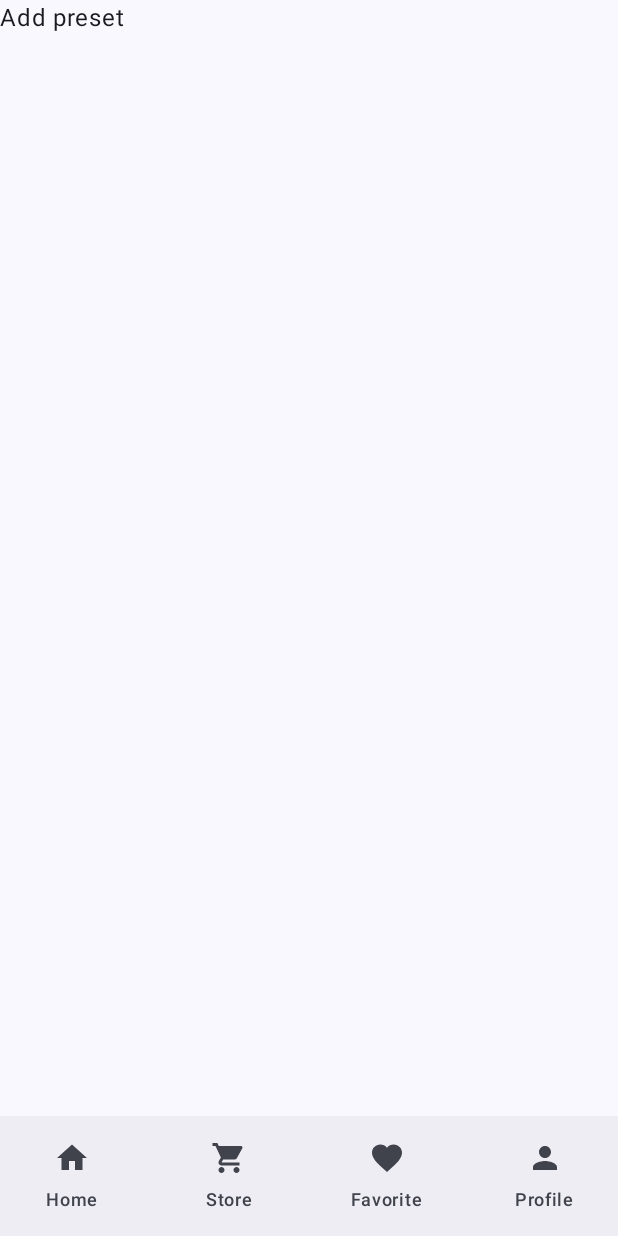
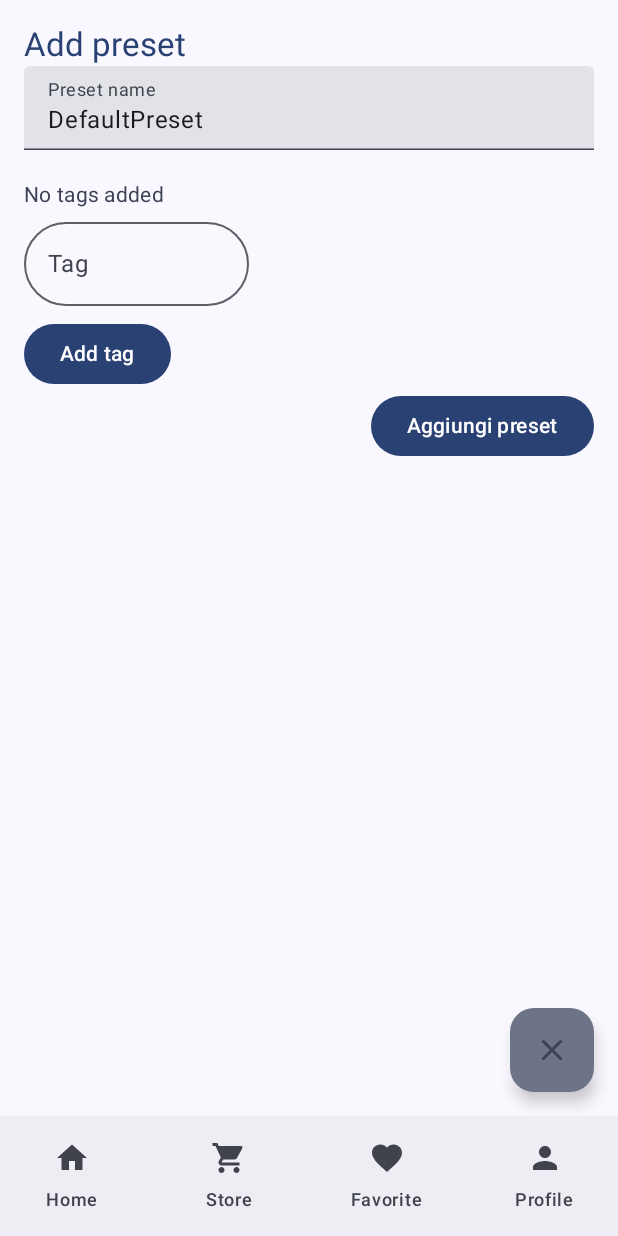
Before and after one commit to Ricxel/Clairaud, an Android app built with Jetpack Compose: the StoreScreen screen opened through its navigation route, after a tap on "Small floating action button.", on a phone screen of 412 x 824 dp. Run offline under Robolectric (Android 15) with nearby library versions, the phone set to English and light mode, and no system bars.

Commit message:
Sviluppa pagina di add preset

```diff
--- a/app/src/main/java/com/omasba/clairaud/components/UserRepo.kt
+++ b/app/src/main/java/com/omasba/clairaud/components/UserRepo.kt
@@ -5,6 +5,7 @@ import com.omasba.clairaud.model.Tag
 import com.omasba.clairaud.model.User
 import kotlinx.coroutines.flow.MutableStateFlow
 import kotlinx.coroutines.flow.asStateFlow
+import kotlinx.coroutines.flow.update
 
 object UserRepo {
     var currentUser: User = User(
@@ -34,16 +35,18 @@ object UserRepo {
         return _favPresets.value.contains(id);
     }
     fun addFavorite(id: Int){
-        val tmp = mutableSetOf<Int>()
-        tmp.addAll(_favPresets.value)
-        tmp.add(id)
-        _favPresets.value = tmp
+//        val tmp = mutableSetOf<Int>()
+//        tmp.addAll(_favPresets.value)
+//        tmp.add(id)
+//        _favPresets.value = tmp
+        _favPresets.update { it + id }
     }
     fun removeFavorite(id: Int){
-        val tmp = mutableSetOf<Int>()
-        tmp.addAll(_favPresets.value)
-        tmp.remove(id)
-        _favPresets.value = tmp
+//        val tmp = mutableSetOf<Int>()
+//        tmp.addAll(_favPresets.value)
+//        tmp.remove(id)
+//        _favPresets.value = tmp
+        _favPresets.update { it - id }
     }
     init {
     }
--- a/app/src/main/java/com/omasba/clairaud/model/EqPreset.kt
+++ b/app/src/main/java/com/omasba/clairaud/model/EqPreset.kt
@@ -2,8 +2,8 @@ package com.omasba.clairaud.model
 
 import java.lang.reflect.Constructor
 
-class EqPreset(
-    var tags: MutableSet<Tag> = mutableSetOf(),
+data class EqPreset(
+    var tags: Set<Tag> = emptySet(),
     var name: String = "DefaultPreset",
     var bands: ArrayList<Pair<Int,Short>> = arrayListOf( //default preset
         Pair(60, 0),
@@ -16,8 +16,4 @@ class EqPreset(
     ),
     var author: String = "",
     val id: Int = -1
-) {
-    fun addTag(tag: String){
-        tags.add(Tag(name = tag))
-    }
-}
+)
--- a/app/src/main/java/com/omasba/clairaud/ui/AddPresetScreen.kt
+++ b/app/src/main/java/com/omasba/clairaud/ui/AddPresetScreen.kt
@@ -1,9 +1,134 @@
 package com.omasba.clairaud.ui
 
+import androidx.compose.foundation.background
+import androidx.compose.foundation.layout.Arrangement
+import androidx.compose.foundation.layout.Box
+import androidx.compose.foundation.layout.Column
+import androidx.compose.foundation.layout.Row
+import androidx.compose.foundation.layout.Spacer
+import androidx.compose.foundation.layout.fillMaxSize
+import androidx.compose.foundation.layout.fillMaxWidth
+import androidx.compose.foundation.layout.height
+import androidx.compose.foundation.layout.padding
+import androidx.compose.foundation.layout.width
+import androidx.compose.foundation.shape.RoundedCornerShape
+import androidx.compose.material.icons.Icons
+import androidx.compose.material.icons.filled.Close
+import androidx.compose.material.icons.filled.ShoppingCart
+import androidx.compose.material3.Button
+import androidx.compose.material3.LocalTextStyle
+import androidx.compose.material3.MaterialTheme
+import androidx.compose.material3.OutlinedTextField
 import androidx.compose.material3.Text
+import androidx.compose.material3.TextField
 import androidx.compose.runtime.Composable
+import androidx.compose.runtime.collectAsState
+import androidx.compose.runtime.getValue
+import androidx.compose.runtime.mutableStateOf
+import androidx.compose.runtime.remember
+import androidx.compose.runtime.setValue
+import androidx.compose.ui.Alignment
+import androidx.compose.ui.Modifier
+import androidx.compose.ui.tooling.preview.Preview
+import androidx.compose.ui.unit.dp
+import androidx.compose.ui.unit.sp
+import androidx.navigation.NavHostController
+import androidx.navigation.compose.rememberNavController
+import com.omasba.clairaud.components.StoreRepo
+import com.omasba.clairaud.model.Tag
+import com.omasba.clairaud.ui.components.BottomNavItem
+import com.omasba.clairaud.ui.components.store.FloatingButton
+import com.omasba.clairaud.ui.components.store.TagList
+import com.omasba.clairaud.ui.models.AddPresetViewModel
 
 @Composable
-fun AddPresetScreen(){
-    Text("Add preset")
+fun AddPresetScreen(viewModel: AddPresetViewModel, navController: NavHostController){
+    val eqPreset by viewModel.eqPreset.collectAsState()
+    var tagInput by remember { mutableStateOf("") }
+    Box (
+        modifier = Modifier
+            .fillMaxSize()
+    ){
+        Column (
+            modifier = Modifier
+                .fillMaxSize()
+                .padding(16.dp)
+        ){
+            Text(
+                text = "Add preset",
+                style = MaterialTheme.typography.titleLarge,
+                color = MaterialTheme.colorScheme.primary
+            )
+            //area dell'eq
+            //TODO
+
+            //area per le altre info del preset
+            TextField(
+                value = eqPreset.name,
+                onValueChange = {viewModel.updatePresetName(it)},
+                label = {Text("Preset name")},
+                modifier = Modifier.fillMaxWidth()
+            )
+            Spacer(
+                modifier = Modifier
+                    .height(20.dp)
+            )
+            if(eqPreset.tags.isEmpty())
+                Text(
+                    text = "No tags added",
+                    style = MaterialTheme.typography.bodyMedium,
+                    color = MaterialTheme.colorScheme.secondary
+                )
+            TagList(eqPreset.tags)
+            OutlinedTextField(
+                value = tagInput,
+                onValueChange = { tagInput = it },
+                label = { Text("Tag") },
+                shape = RoundedCornerShape(30.dp),
+                singleLine = true,
+                textStyle = LocalTextStyle.current.copy(fontSize = 14.sp),
+                modifier = Modifier
+                    .width(150.dp)
+            )
+            Spacer(
+                modifier = Modifier.height(8.dp)
+            )
+            Button(
+                onClick = {viewModel.addTag(Tag(name = tagInput))},
+            ) {
+                Text("Add tag")
+            }
+            Row (
+                modifier = Modifier
+                    .fillMaxWidth(),
+                horizontalArrangement = Arrangement.End
+            ){
+                Button(
+                    onClick = {
+                    TODO()
+                }) {
+                    Text(text = "Aggiungi preset")
+                }
+            }
+
+        }
+        FloatingButton(
+            modifier = Modifier
+                .align(Alignment.BottomEnd)
+                .padding(16.dp),
+            icon = Icons.Filled.Close
+        )
+        {
+            navController.navigate(BottomNavItem.Store.route)
+        }
+
+    }
 }
+
+@Composable
+@Preview(
+    showBackground = true
+)
+fun AddPresetScreenPreview(){
+    AddPresetScreen(AddPresetViewModel(), rememberNavController())
+}
--- a/app/src/main/java/com/omasba/clairaud/ui/MainScreen.kt
+++ b/app/src/main/java/com/omasba/clairaud/ui/MainScreen.kt
@@ -9,7 +9,6 @@ import androidx.compose.material3.NavigationBarItemColors
 import androidx.compose.material3.Scaffold
 import androidx.compose.material3.Text
 import androidx.compose.runtime.Composable
-import androidx.compose.runtime.currentComposer
 import androidx.compose.runtime.getValue
 import androidx.compose.ui.Modifier
 import androidx.compose.ui.tooling.preview.Preview
@@ -18,12 +17,14 @@ import androidx.navigation.compose.composable
 import androidx.navigation.compose.currentBackStackEntryAsState
 import androidx.navigation.compose.rememberNavController
 import com.omasba.clairaud.ui.components.BottomNavItem
-import com.omasba.clairaud.ui.models.PresetListViewModel
+import com.omasba.clairaud.ui.models.AddPresetViewModel
+import com.omasba.clairaud.ui.models.StoreViewModel
 
 @Composable
 fun MainScreen() {
     val navController = rememberNavController()
-    val presetListViewModel = PresetListViewModel()
+    val storeViewModel = StoreViewModel()
+    val addPresetViewModel = AddPresetViewModel()
     val items = listOf(
         BottomNavItem.Home,
         BottomNavItem.Store,
@@ -71,11 +72,11 @@ fun MainScreen() {
             modifier = Modifier.padding(innerPadding)
         ) {
             composable(BottomNavItem.Home.route) { EqScreen() }
-            composable(BottomNavItem.Store.route) { StoreScreen(viewModel = presetListViewModel, navController = navController) }
+            composable(BottomNavItem.Store.route) { StoreScreen(viewModel = storeViewModel, navController = navController) }
             composable(BottomNavItem.Downloads.route) { Text("Downloads") }
             composable(BottomNavItem.Profile.route) { Text("Profilo") }
             //add preset
-            composable("addPreset"){ AddPresetScreen() }
+            composable("addPreset"){ AddPresetScreen(viewModel = addPresetViewModel, navController = navController) }
         }
     }
 }
--- a/app/src/main/java/com/omasba/clairaud/ui/StoreScreen.kt
+++ b/app/src/main/java/com/omasba/clairaud/ui/StoreScreen.kt
@@ -1,11 +1,8 @@
 package com.omasba.clairaud.ui
 
-import android.util.Log
 import androidx.compose.foundation.layout.Box
 import androidx.compose.foundation.layout.Column
-import androidx.compose.foundation.layout.Row
 import androidx.compose.foundation.layout.fillMaxSize
-import androidx.compose.foundation.layout.fillMaxWidth
 import androidx.compose.foundation.layout.padding
 import androidx.compose.runtime.Composable
 import androidx.compose.ui.Alignment
@@ -14,13 +11,12 @@ import androidx.compose.ui.tooling.preview.Preview
 import androidx.compose.ui.unit.dp
 import androidx.navigation.NavHostController
 import androidx.navigation.compose.rememberNavController
-import com.omasba.clairaud.ui.components.BottomNavItem
 import com.omasba.clairaud.ui.components.store.FloatingButton
 import com.omasba.clairaud.ui.components.store.SearchablePresetList
-import com.omasba.clairaud.ui.models.PresetListViewModel
+import com.omasba.clairaud.ui.models.StoreViewModel
 
 @Composable
-fun StoreScreen(viewModel: PresetListViewModel, navController: NavHostController){
+fun StoreScreen(viewModel: StoreViewModel, navController: NavHostController){
     Box(modifier = Modifier.fillMaxSize()) {
         Column(modifier = Modifier.fillMaxSize()) {
             SearchablePresetList(viewModel = viewModel)
@@ -41,6 +37,6 @@ fun StoreScreen(viewModel: PresetListViewModel, navController: NavHostController
     showBackground = true
 )
 fun StoreScreenPreview(){
-    val viewModel = PresetListViewModel()
+    val viewModel = StoreViewModel()
     StoreScreen(viewModel = viewModel, navController = rememberNavController())
 }
--- a/app/src/main/java/com/omasba/clairaud/ui/components/store/FloatingButton.kt
+++ b/app/src/main/java/com/omasba/clairaud/ui/components/store/FloatingButton.kt
@@ -7,15 +7,16 @@ import androidx.compose.material3.Icon
 import androidx.compose.material3.MaterialTheme
 import androidx.compose.runtime.Composable
 import androidx.compose.ui.Modifier
+import androidx.compose.ui.graphics.vector.ImageVector
 
 @Composable
-fun FloatingButton(modifier: Modifier,onClick: () -> Unit) {
+fun FloatingButton(modifier: Modifier = Modifier, icon: ImageVector = Icons.Filled.Add, onClick: () -> Unit) {
     FloatingActionButton(
         modifier = modifier,
         onClick = { onClick() },
         containerColor = MaterialTheme.colorScheme.secondaryContainer,
         contentColor = MaterialTheme.colorScheme.secondary
     ) {
-        Icon(Icons.Filled.Add, "Small floating action button.")
+        Icon(icon, "Small floating action button.")
     }
 }
--- a/app/src/main/java/com/omasba/clairaud/ui/components/store/SearchablePresetList.kt
+++ b/app/src/main/java/com/omasba/clairaud/ui/components/store/SearchablePresetList.kt
@@ -8,13 +8,11 @@ import androidx.compose.foundation.layout.fillMaxWidth
 import androidx.compose.foundation.layout.padding
 import androidx.compose.foundation.lazy.LazyColumn
 import androidx.compose.foundation.lazy.items
-import androidx.compose.foundation.shape.RoundedCornerShape
 import androidx.compose.material.icons.Icons
 import androidx.compose.material.icons.filled.Search
 import androidx.compose.material3.ExperimentalMaterial3Api
 import androidx.compose.material3.Icon
 import androidx.compose.material3.MaterialTheme
-import androidx.compose.material3.OutlinedTextField
 import androidx.compose.material3.SearchBar
 import androidx.compose.material3.Text
 import androidx.compose.runtime.Composable
@@ -27,12 +25,11 @@ import androidx.compose.ui.Modifier
 import androidx.compose.ui.text.style.TextAlign
 import androidx.compose.ui.unit.dp
 import androidx.lifecycle.viewmodel.compose.viewModel
-import com.omasba.clairaud.components.StoreRepo
-import com.omasba.clairaud.ui.models.PresetListViewModel
+import com.omasba.clairaud.ui.models.StoreViewModel
 
 @OptIn(ExperimentalMaterial3Api::class)
 @Composable
-fun SearchablePresetList(viewModel: PresetListViewModel = viewModel()) {
+fun SearchablePresetList(viewModel: StoreViewModel = viewModel()) {
     val presets by viewModel.presets.collectAsState()
 //    val filteredPresets by viewModel.filteredPresets.collectAsState() //per barra di ricerca
     val filteredPresets by viewModel.filteredItemsByTags.collectAsState() // per tags
--- a/app/src/main/java/com/omasba/clairaud/ui/components/store/TagList.kt
+++ b/app/src/main/java/com/omasba/clairaud/ui/components/store/TagList.kt
@@ -9,13 +9,14 @@ import androidx.compose.runtime.Composable
 import androidx.compose.ui.tooling.preview.Preview
 import androidx.compose.ui.unit.dp
 import com.omasba.clairaud.model.Tag
+import kotlinx.coroutines.flow.StateFlow
+import kotlinx.coroutines.flow.forEach
 
 @OptIn(ExperimentalLayoutApi::class)
 @Composable
-fun TagList(tags: MutableSet<Tag>){
+fun TagList(tags: Set<Tag>){
     FlowRow(
         horizontalArrangement = Arrangement.spacedBy(6.dp),
-
     )
     {
         tags.forEach{ tag ->
--- /dev/null
+++ b/app/src/main/java/com/omasba/clairaud/ui/models/AddPresetViewModel.kt
@@ -0,0 +1,34 @@
+package com.omasba.clairaud.ui.models
+
+import androidx.compose.runtime.mutableStateOf
+import androidx.lifecycle.ViewModel
+import com.omasba.clairaud.model.EqPreset
+import com.omasba.clairaud.model.Tag
+import kotlinx.coroutines.flow.MutableStateFlow
+import kotlinx.coroutines.flow.asStateFlow
+import kotlinx.coroutines.flow.update
+
+class AddPresetViewModel:ViewModel(){
+    private val _eqPreset = MutableStateFlow(EqPreset())
+    val eqPreset = _eqPreset.asStateFlow()
+
+    fun changePreset(preset: EqPreset){
+        _eqPreset.value = preset
+    }
+    fun updatePresetName(name:String){
+        _eqPreset.update { current ->
+            current.copy(name = name)
+        }
+    }
+    fun addTag(tag: Tag){
+        _eqPreset.update {
+            it.copy(tags = it.tags + tag)
+        }
+    }
+
+    fun removeTag(tag: Tag){
+        _eqPreset.update {
+            it.copy(tags = it.tags + tag)
+        }
+    }
+}
--- a/app/src/main/java/com/omasba/clairaud/ui/models/PresetListViewModel.kt
+++ b/app/src/main/java/com/omasba/clairaud/ui/models/StoreViewModel.kt
@@ -16,7 +16,7 @@ import kotlinx.coroutines.flow.stateIn
 import kotlinx.coroutines.flow.update
 import kotlinx.coroutines.launch
 
-class PresetListViewModel:ViewModel() {
+class StoreViewModel:ViewModel() {
     private val _presets = MutableStateFlow<List<EqPreset>>(emptyList()) // andra popolata con la query a firebase
     val presets = _presets.asStateFlow()
 
```
